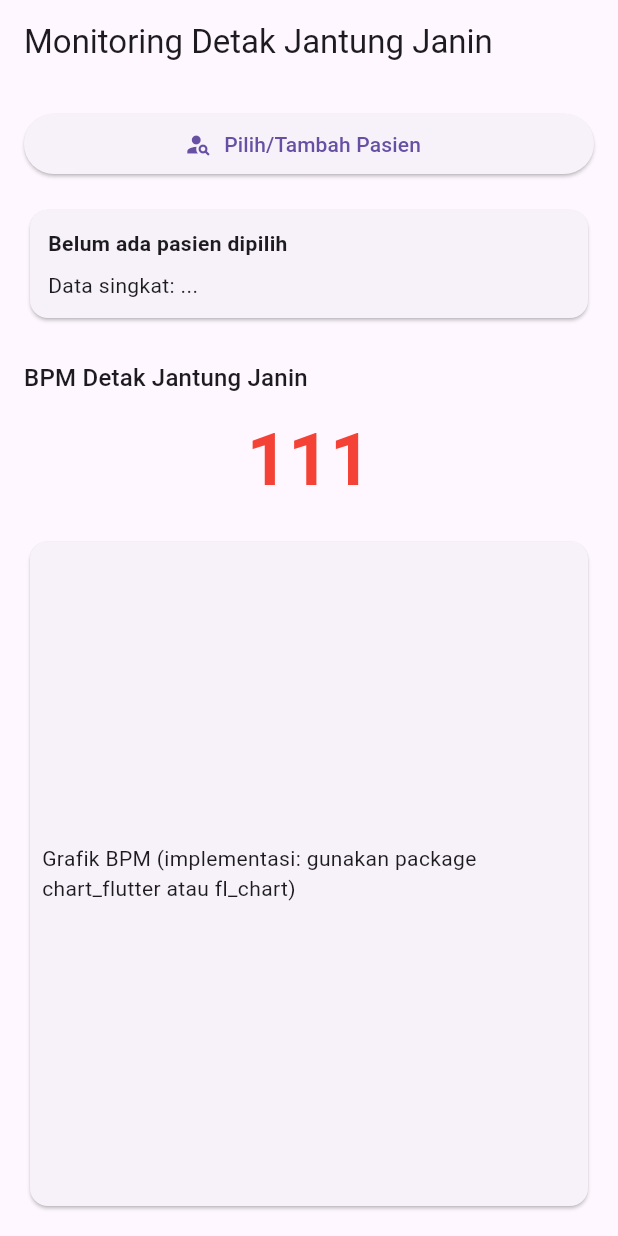
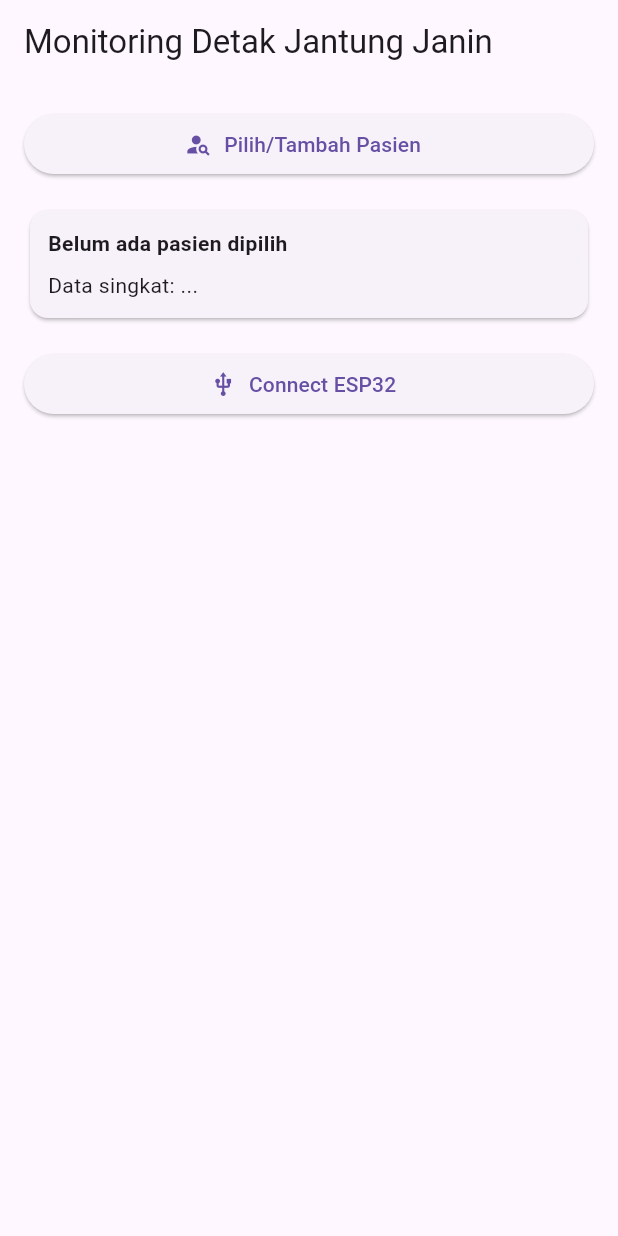
Before and after one commit to freeluncher/dopply_app, a Flutter app: the MonitoringPage screen opened by its route, on a phone screen of 412 x 824 dp. Run offline on Flutter 3.47's test engine with Material 3 defaults, Android fonts, the phone set to English and light mode, and no system bars; our stand-ins replace dio, flutter_riverpod, flutter_secure_storage, go_router; accounts and stored records are empty.

Commit message:
membuat fitur pendaftaran pengguna dengan peran dan menambahkan halaman monitoring detak jantung

```diff
--- a/lib/core/services/auth_guard_service.dart
+++ b/lib/core/services/auth_guard_service.dart
@@ -6,8 +6,10 @@ class AuthGuardService {
     final isLoggedIn = user != null;
     final isAdmin = user?.role == 'admin';
 
-    // Jika belum login dan bukan di halaman login
-    if (!isLoggedIn && state.location != '/login') {
+    // Jika belum login dan bukan di halaman login atau register
+    if (!isLoggedIn &&
+        state.location != '/login' &&
+        state.location != '/register') {
       return '/login';
     }
     // Hanya admin boleh akses /admin dan turunannya
--- a/lib/features/doctor/presentation/pages/monitoring_page.dart
+++ b/lib/features/doctor/presentation/pages/monitoring_page.dart
@@ -1,43 +1,23 @@
+import 'dart:async';
 import 'package:flutter/material.dart';
+import 'package:flutter_riverpod/flutter_riverpod.dart';
+import '../viewmodels/monitoring_view_model.dart';
 
-class MonitoringPage extends StatefulWidget {
+class MonitoringPage extends ConsumerWidget {
   const MonitoringPage({Key? key}) : super(key: key);
 
   @override
-  State<MonitoringPage> createState() => _MonitoringPageState();
-}
-
-class _MonitoringPageState extends State<MonitoringPage> {
-  // Dummy data, ganti dengan provider/stream dari ESP32
-  int bpm = 120;
-  String selectedPatient = 'Belum ada pasien dipilih';
-
-  // Simulasi update BPM (ganti dengan stream dari ESP32 di implementasi nyata)
-  @override
-  void initState() {
-    super.initState();
-    // Simulasi BPM update
-    Future.doWhile(() async {
-      await Future.delayed(const Duration(seconds: 1));
-      setState(() {
-        bpm = 110 + (bpm + 1) % 30;
-      });
-      return mounted;
-    });
-  }
-
-  void _selectPatient() async {
-    // TODO: Implementasi pilih/tambah pasien
-    setState(() {
-      selectedPatient = 'Pasien: Siti Aminah, 27th, G2P1';
-    });
-  }
-
-  @override
-  Widget build(BuildContext context) {
+  Widget build(BuildContext context, WidgetRef ref) {
+    final vm = ref.watch(monitoringViewModelProvider);
+    final appBarHeight = kToolbarHeight;
     return Scaffold(
       appBar: AppBar(title: const Text('Monitoring Detak Jantung Janin')),
-      body: Padding(
+      body: SingleChildScrollView(
+        child: ConstrainedBox(
+          constraints: BoxConstraints(
+            minHeight: MediaQuery.of(context).size.height - appBarHeight - 32,
+          ),
+          child: Padding(
             padding: const EdgeInsets.all(16.0),
             child: Column(
               crossAxisAlignment: CrossAxisAlignment.stretch,
@@ -45,7 +25,12 @@ class _MonitoringPageState extends State<MonitoringPage> {
                 ElevatedButton.icon(
                   icon: const Icon(Icons.person_search),
                   label: const Text('Pilih/Tambah Pasien'),
-              onPressed: _selectPatient,
+                  onPressed:
+                      vm.isMonitoring
+                          ? null
+                          : () => vm.selectPatient(
+                            'Pasien: Siti Aminah, 27th, G2P1',
+                          ),
                 ),
                 const SizedBox(height: 16),
                 Card(
@@ -55,7 +40,7 @@ class _MonitoringPageState extends State<MonitoringPage> {
                       crossAxisAlignment: CrossAxisAlignment.start,
                       children: [
                         Text(
-                      selectedPatient,
+                          vm.selectedPatient,
                           style: const TextStyle(fontWeight: FontWeight.bold),
                         ),
                         const SizedBox(height: 8),
@@ -64,6 +49,37 @@ class _MonitoringPageState extends State<MonitoringPage> {
                     ),
                   ),
                 ),
+                const SizedBox(height: 16),
+                Row(
+                  children: [
+                    Expanded(
+                      child: ElevatedButton.icon(
+                        icon: Icon(vm.isConnected ? Icons.usb_off : Icons.usb),
+                        label: Text(
+                          vm.isConnected ? 'Disconnect ESP32' : 'Connect ESP32',
+                        ),
+                        onPressed:
+                            vm.isMonitoring
+                                ? null
+                                : vm.isConnected
+                                ? () => vm.disconnectESP32()
+                                : () => vm.connectESP32(),
+                      ),
+                    ),
+                  ],
+                ),
+                const SizedBox(height: 16),
+                if (vm.isConnected && !vm.isMonitoring && !vm.monitoringDone)
+                  ElevatedButton.icon(
+                    icon: const Icon(Icons.play_arrow),
+                    label: const Text('Mulai Monitoring'),
+                    onPressed: () => vm.startMonitoring(),
+                  ),
+                if (vm.isMonitoring)
+                  const Center(child: CircularProgressIndicator()),
+                if (vm.isConnected)
+                  Column(
+                    children: [
                       const SizedBox(height: 24),
                       Text(
                         'BPM Detak Jantung Janin',
@@ -72,7 +88,7 @@ class _MonitoringPageState extends State<MonitoringPage> {
                       const SizedBox(height: 8),
                       Center(
                         child: Text(
-                '$bpm',
+                          '${vm.bpm}',
                           style: const TextStyle(
                             fontSize: 48,
                             fontWeight: FontWeight.bold,
@@ -81,7 +97,8 @@ class _MonitoringPageState extends State<MonitoringPage> {
                         ),
                       ),
                       const SizedBox(height: 16),
-            Expanded(
+                      SizedBox(
+                        height: 120,
                         child: Card(
                           child: Padding(
                             padding: const EdgeInsets.all(8.0),
@@ -95,6 +112,52 @@ class _MonitoringPageState extends State<MonitoringPage> {
                       ),
                     ],
                   ),
+                if (vm.monitoringDone)
+                  Card(
+                    color:
+                        vm.monitoringResult == 'Normal'
+                            ? Colors.green[50]
+                            : Colors.red[50],
+                    child: Padding(
+                      padding: const EdgeInsets.all(12.0),
+                      child: Column(
+                        crossAxisAlignment: CrossAxisAlignment.start,
+                        children: [
+                          Text(
+                            'Hasil Monitoring: ${vm.monitoringResult}',
+                            style: TextStyle(
+                              fontWeight: FontWeight.bold,
+                              color:
+                                  vm.monitoringResult == 'Normal'
+                                      ? Colors.green
+                                      : Colors.red,
+                            ),
+                          ),
+                          if (vm.classification != null)
+                            Text('Klasifikasi: ${vm.classification}'),
+                          const SizedBox(height: 8),
+                          TextField(
+                            decoration: const InputDecoration(
+                              labelText: 'Catatan Dokter',
+                            ),
+                            minLines: 2,
+                            maxLines: 4,
+                            onChanged: (val) => vm.updateDoctorNote(val),
+                          ),
+                          const SizedBox(height: 8),
+                          ElevatedButton.icon(
+                            icon: const Icon(Icons.save),
+                            label: const Text('Simpan Hasil Pemeriksaan'),
+                            onPressed: () => vm.saveResult(context),
+                          ),
+                        ],
+                      ),
+                    ),
+                  ),
+              ],
+            ),
+          ),
+        ),
       ),
     );
   }
```
Also changed, not shown: lib/features/auth/data/datasources/auth_remote_datasource_impl.dart (+18 -3 lines), lib/features/auth/data/repositories/auth_repository_impl.dart (+7 -2 lines), lib/features/auth/domain/repositories/auth_repository.dart (+6 -1 lines), lib/features/auth/domain/usecases/register_usecase.dart (+7 -2 lines), lib/features/auth/presentation/pages/register_page.dart (+22 -0 lines), lib/features/auth/presentation/viewmodels/register_view_model.dart (+7 -2 lines), lib/features/doctor/data/services/monitoring_api_service.dart (added, +29 -0 lines), lib/features/doctor/presentation/viewmodels/monitoring_view_model.dart (added, +97 -0 lines), lib/features/doctor/presentation/pages/monitoring.dart (deleted). Lines whose indentation alone changed are shown as unchanged.
